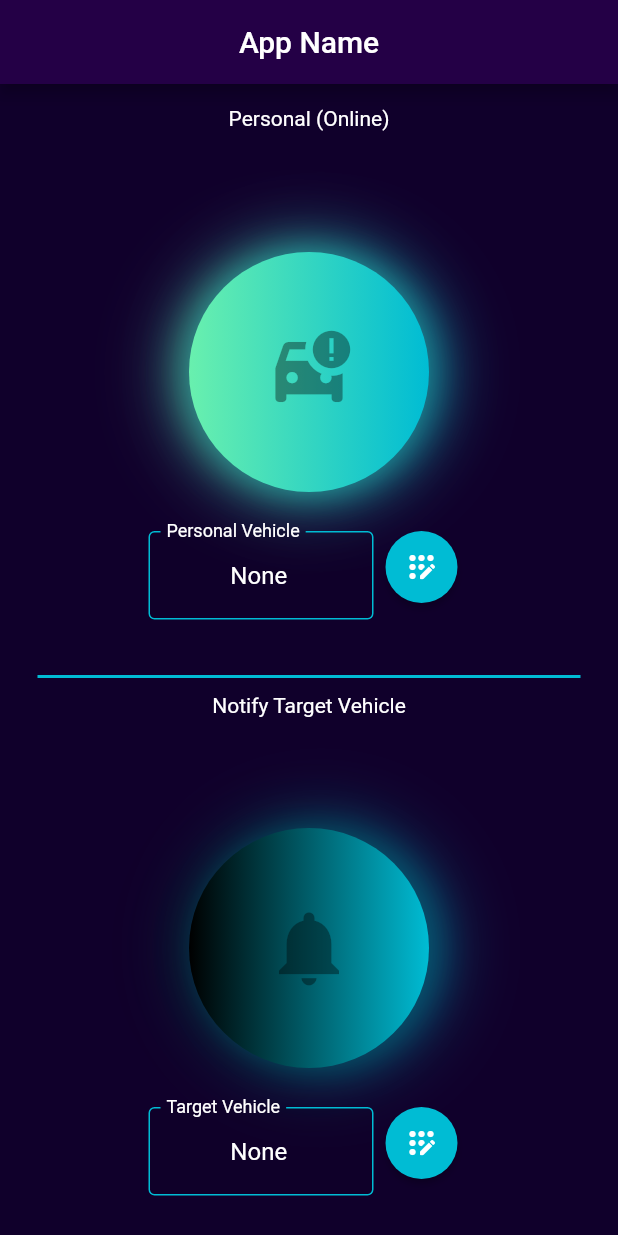
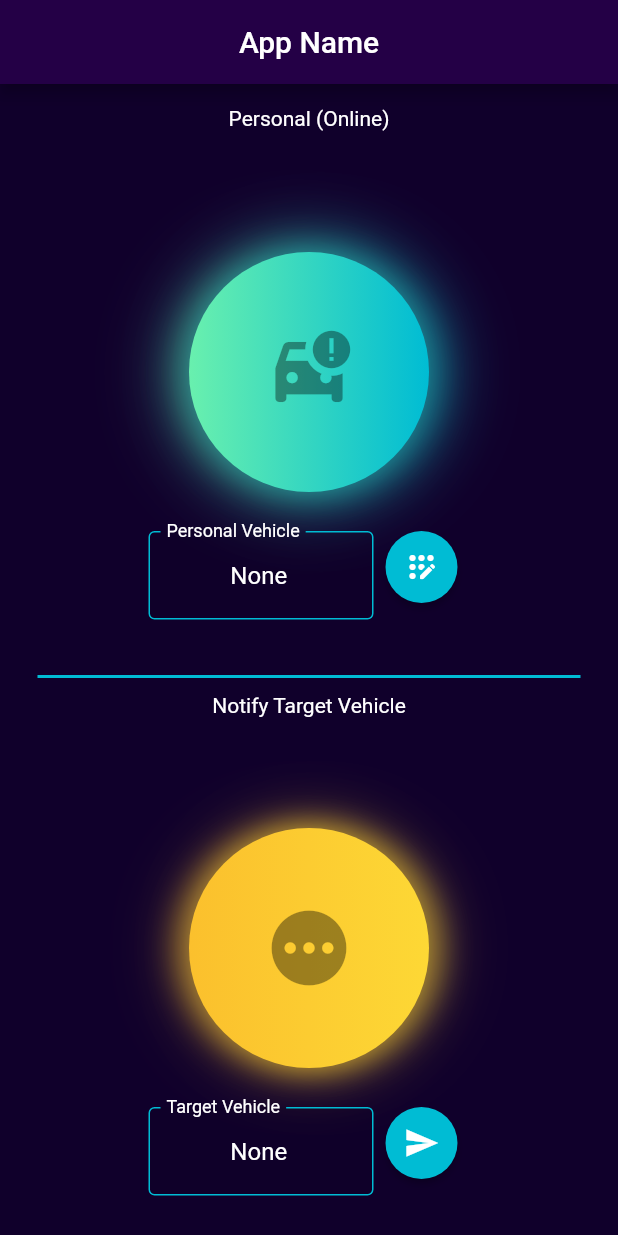
Before and after one commit to ChengCK18/parker-flutter, a Flutter app: the screen it shows after launch, after a tap on the "notifications" icon, on a phone screen of 412 x 824 dp. Run offline on Flutter 3.47's test engine with Material 2 defaults, Android fonts, the light colour scheme and no system bars.

Commit message:
Standardize color and icons usage

```diff
--- a/lib/personal_vehicle_stats_but.dart
+++ b/lib/personal_vehicle_stats_but.dart
@@ -36,12 +36,13 @@ class _PersonalVehicleStatsButState extends State<PersonalVehicleStatsBut>
         customBorder: const CircleBorder(),
         onTap: () {
           if (buttonOn) {
-            color1 = Colors.black;
+            color1 = Colors.grey.shade700;
+            color2 = Colors.grey.shade500;
 
             buttonOn = !buttonOn;
           } else {
             color1 = Colors.greenAccent;
-
+            color2 = Colors.cyan;
             buttonOn = !buttonOn;
           }
 
--- a/lib/target_vehicle_notify_but.dart
+++ b/lib/target_vehicle_notify_but.dart
@@ -11,15 +11,16 @@ class _TargetVehicleNotifyButState extends State<TargetVehicleNotifyBut>
     with SingleTickerProviderStateMixin {
   late Animation<double> animation;
   late AnimationController controller;
-  Color color1 = Colors.greenAccent;
-  Color color2 = Colors.cyan;
-  bool buttonOn = true;
+  Color color1 = Colors.grey.shade700;
+  Color color2 = Colors.grey.shade500;
+  int buttonStatus = 0; //0,not sent, 1 = sending, 2 = sent
+
   @override
   void initState() {
     super.initState();
     controller =
         AnimationController(duration: const Duration(seconds: 1), vsync: this);
-    animation = Tween<double>(begin: 2, end: 20).animate(controller)
+    animation = Tween<double>(begin: 0, end: 16).animate(controller)
       ..addListener(() {
         setState(() {});
       });
@@ -28,27 +29,44 @@ class _TargetVehicleNotifyButState extends State<TargetVehicleNotifyBut>
     controller.repeat(reverse: true);
   }
 
+  IconData getIcon() {
+    if (buttonStatus == 0) {
+      return Icons.notifications;
+    } else if (buttonStatus == 1) {
+      return Icons.pending;
+    } else {
+      return Icons.check;
+    }
+  }
+
   @override
   Widget build(BuildContext context) {
     return InkWell(
         splashColor: Colors.white,
         customBorder: const CircleBorder(),
         onTap: () {
-          if (buttonOn) {
-            color1 = Colors.black;
+          if (buttonStatus == 0) {
+            color1 = Colors.yellow.shade700;
+            color2 = Colors.yellow.shade600;
 
-            buttonOn = !buttonOn;
-          } else {
+            buttonStatus = 1;
+          } else if (buttonStatus == 1) {
             color1 = Colors.greenAccent;
+            color2 = Colors.cyan;
+            buttonStatus = 2;
 
-            buttonOn = !buttonOn;
+            Future.delayed(const Duration(milliseconds: 5000), () {
+              color1 = Colors.grey.shade700;
+              color2 = Colors.grey.shade500;
+              buttonStatus = 0;
+            });
           }
 
           print("Container clicked");
         },
         child: Ink(
           child: IconButton(
-              icon: Icon(Icons.notifications, size: 60.0),
+              icon: Icon(getIcon(), size: 60.0),
               color: Colors.white,
               onPressed: null),
           height: 48,
@@ -64,25 +82,25 @@ class _TargetVehicleNotifyButState extends State<TargetVehicleNotifyBut>
               boxShadow: [
                 BoxShadow(
                   color: color1.withOpacity(0.4),
-                  spreadRadius: 1,
+                  spreadRadius: 2,
                   blurRadius: animation.value,
                   offset: Offset(-8, 0),
                 ),
                 BoxShadow(
                   color: color2.withOpacity(0.4),
-                  spreadRadius: 1,
+                  spreadRadius: 2,
                   blurRadius: animation.value,
                   offset: Offset(8, 0),
                 ),
                 BoxShadow(
                   color: color1.withOpacity(0.2),
-                  spreadRadius: 16,
+                  spreadRadius: 6,
                   blurRadius: 32,
                   offset: Offset(-8, 0),
                 ),
                 BoxShadow(
                   color: color2.withOpacity(0.2),
-                  spreadRadius: 16,
+                  spreadRadius: 6,
                   blurRadius: 32,
                   offset: Offset(8, 0),
                 )
--- a/lib/target_vehicle_notify_field.dart
+++ b/lib/target_vehicle_notify_field.dart
@@ -40,8 +40,7 @@ class _TargetVehicleNotifyFieldState extends State<TargetVehicleNotifyField> {
               ),
               ElevatedButton(
                 onPressed: () {},
-                child:
-                    Icon(Icons.app_registration_rounded, color: Colors.white),
+                child: Icon(Icons.send, color: Colors.white),
                 style: ElevatedButton.styleFrom(
                   shape: CircleBorder(),
                   padding: EdgeInsets.all(12),
```
